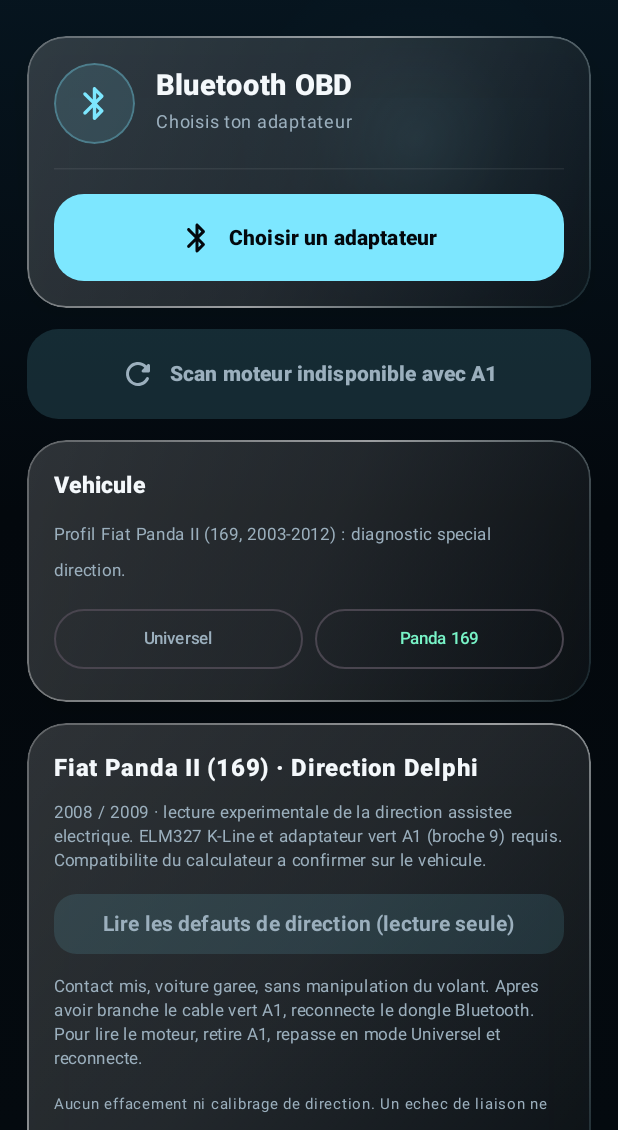
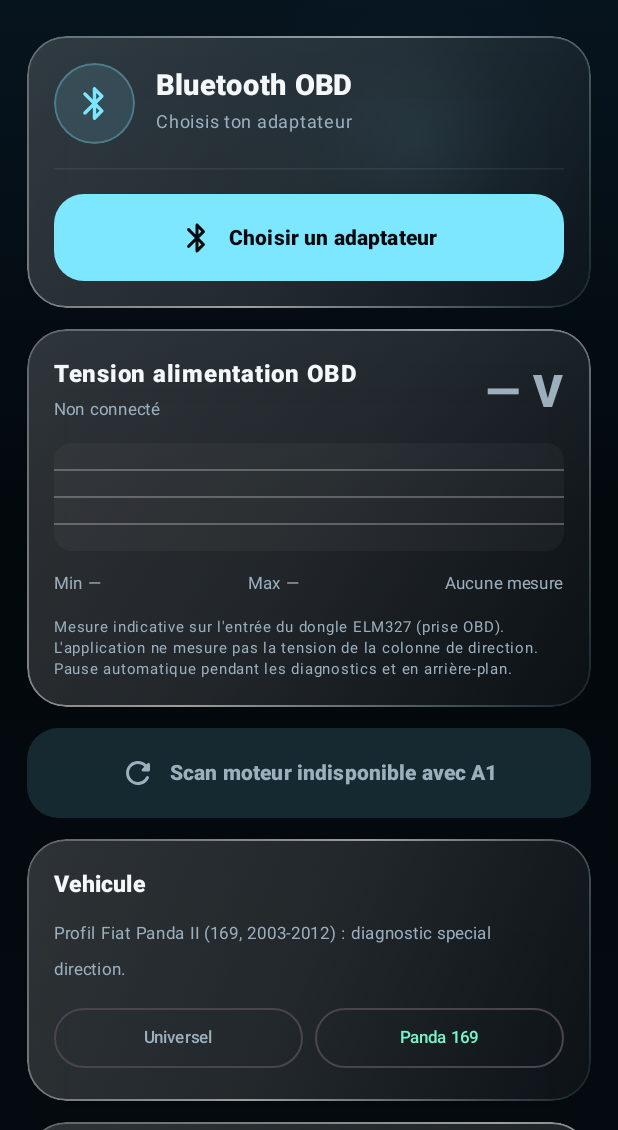
Before and after one commit to dj41ph4/Obdfree, an Android app built with Jetpack Compose: the screen it shows after launch (MainActivity), after a tap on "Panda 169", on a phone screen of 412 x 824 dp, the part 106-1236 px from its top. Run offline under Robolectric (Android 15) with nearby library versions, the phone set to English and light mode, and no system bars; 2 other taps on this screen came first.

Commit message:
feat(voltage): add live OBD supply gauge, 90-s sparkline, min/max and freshness state

```diff
--- a/app/src/main/java/com/obdfree/app/ui/ObdFreeApp.kt
+++ b/app/src/main/java/com/obdfree/app/ui/ObdFreeApp.kt
@@ -6,6 +6,7 @@ import androidx.compose.animation.core.infiniteRepeatable
 import androidx.compose.animation.core.rememberInfiniteTransition
 import androidx.compose.animation.core.tween
 import androidx.compose.foundation.BorderStroke
+import androidx.compose.foundation.Canvas
 import androidx.compose.foundation.background
 import androidx.compose.foundation.border
 import androidx.compose.foundation.clickable
@@ -53,12 +54,17 @@ import androidx.compose.runtime.mutableStateOf
 import androidx.compose.runtime.remember
 import androidx.compose.runtime.setValue
 import androidx.compose.ui.Alignment
+import androidx.compose.ui.geometry.Offset
 import androidx.compose.ui.Modifier
 import androidx.compose.ui.draw.alpha
 import androidx.compose.ui.draw.clip
 import androidx.compose.ui.draw.shadow
 import androidx.compose.ui.graphics.Brush
 import androidx.compose.ui.graphics.Color
+import androidx.compose.ui.graphics.Path
+import androidx.compose.ui.graphics.PathJoin
+import androidx.compose.ui.graphics.StrokeCap
+import androidx.compose.ui.graphics.drawscope.Stroke
 import androidx.compose.ui.text.font.FontWeight
 import androidx.compose.ui.text.style.TextOverflow
 import androidx.compose.ui.unit.dp
@@ -71,6 +77,7 @@ import com.obdfree.app.model.DiagnosticUiState
 import com.obdfree.app.model.DtcStatus
 import com.obdfree.app.model.TroubleCode
 import com.obdfree.app.model.VehicleProfile
+import com.obdfree.app.model.VoltageSample
 import com.obdfree.app.ui.theme.Danger
 import com.obdfree.app.ui.theme.DeepInk
 import com.obdfree.app.ui.theme.Electric
@@ -80,6 +87,9 @@ import com.obdfree.app.ui.theme.GlassStrong
 import com.obdfree.app.ui.theme.Mint
 import com.obdfree.app.ui.theme.TextPrimary
 import com.obdfree.app.ui.theme.TextSecondary
+import java.text.SimpleDateFormat
+import java.util.Date
+import java.util.Locale
 
 @Composable
 fun ObdFreeApp(
@@ -133,6 +143,8 @@ fun ObdFreeApp(
                     onConnect = onConnect,
                 )
             }
+
+            item { VoltageCard(state) }
 
             if (state.errorMessage != null) {
                 item { ErrorBanner(state.errorMessage) }
@@ -515,6 +527,154 @@ private fun AdapterRememberedRow(onChooseAdapter: () -> Unit, name: String, cont
             )
         }
         Text("Changer", color = Electric, fontSize = 11.sp, fontWeight = FontWeight.Bold)
+    }
+}
+
+/**
+ * 90 last measurements (~90 s); locally sampled while the Activity is visible.
+ * Displays freshness and errors; never claims an ECU/battery-terminal voltage.
+ */
+@Composable
+private fun VoltageCard(state: DiagnosticUiState) {
+    val connected = state.connectionState == ConnectionState.CONNECTED
+    val voltage = state.adapterVoltage.takeIf { connected }
+    val trace = state.voltageSamples
+    val status = when {
+        !connected -> "Non connecté"
+        state.continuousClearEnabled -> "En pause · effacement actif"
+        state.isBusy -> "En pause · diagnostic"
+        state.voltageMonitoringActive -> "EN DIRECT · ~1 s"
+        state.voltageReadError != null -> "Mesure indisponible"
+        else -> "En attente de mesure"
+    }
+    val min = trace.minOfOrNull { it.volts }
+    val max = trace.maxOfOrNull { it.volts }
+
+    GlassPanel {
+        Column(verticalArrangement = Arrangement.spacedBy(10.dp)) {
+            Row(verticalAlignment = Alignment.CenterVertically) {
+                Column(Modifier.weight(1f)) {
+                    Text(
+                        "Tension alimentation OBD",
+                        color = TextPrimary,
+                        fontWeight = FontWeight.Black,
+                        fontSize = 16.sp,
+                    )
+                    Text(
+                        status,
+                        color = if (state.voltageMonitoringActive && connected && !state.isBusy) Mint else TextSecondary,
+                        fontSize = 11.sp,
+                    )
+                }
+                Text(
+                    voltage?.let { String.format(Locale.getDefault(), "%.1f V", it) } ?: "— V",
+                    color = if (connected && voltage != null) Electric else TextSecondary,
+                    fontWeight = FontWeight.Black,
+                    fontSize = 30.sp,
+                )
+            }
+
+            VoltageTrace(trace)
+
+            Row(
+                modifier = Modifier.fillMaxWidth(),
+                horizontalArrangement = Arrangement.SpaceBetween,
+            ) {
+                Text(
+                    "Min ${min?.let { String.format(Locale.getDefault(), "%.1f V", it) } ?: "—"}",
+                    color = TextSecondary,
+                    fontSize = 11.sp,
+                )
+                Text(
+                    "Max ${max?.let { String.format(Locale.getDefault(), "%.1f V", it) } ?: "—"}",
+                    color = TextSecondary,
+                    fontSize = 11.sp,
+                )
+                Text(
+                    state.lastVoltageSampleAtMs?.let {
+                        "Mesuré à " + SimpleDateFormat("HH:mm:ss", Locale.getDefault()).format(Date(it))
+                    } ?: "Aucune mesure",
+                    color = TextSecondary,
+                    fontSize = 11.sp,
+                )
+            }
+
+            state.voltageReadError?.takeIf { connected }?.let { message ->
+                Text(
+                    message,
+                    color = Danger,
+                    fontSize = 11.sp,
+                )
+            }
+            Text(
+                "Mesure indicative sur l'entrée du dongle ELM327 (prise OBD). " +
+                    "L'application ne mesure pas la tension de la colonne de direction. " +
+                    "Pause automatique pendant les diagnostics et en arrière-plan.",
+                color = TextSecondary,
+                fontSize = 10.sp,
+                lineHeight = 14.sp,
+            )
+        }
+    }
+}
+
+@Composable
+private fun VoltageTrace(history: List<VoltageSample>) {
+    val voltages = history.map { it.volts }
+    val low = (voltages.minOrNull() ?: 12f) - 0.25f
+    val high = (voltages.maxOrNull() ?: 13f) + 0.25f
+    val range = (high - low).coerceAtLeast(0.5f)
+
+    Canvas(
+        modifier = Modifier
+            .fillMaxWidth()
+            .height(72.dp)
+            .clip(RoundedCornerShape(12.dp))
+            .background(Color.White.copy(alpha = 0.035f)),
+    ) {
+        for (f in listOf(0.25f, 0.5f, 0.75f)) {
+            val y = size.height * f
+            drawLine(
+                color = GlassBorder.copy(alpha = 0.35f),
+                start = Offset(0f, y),
+                end = Offset(size.width, y),
+                strokeWidth = 1.dp.toPx(),
+            )
+        }
+
+        if (voltages.isNotEmpty()) {
+            fun position(i: Int): Offset {
+                val x = if (voltages.size <= 1) size.width / 2f
+                    else i.toFloat() / (voltages.size - 1) * size.width
+                val y = size.height * (1f - (voltages[i] - low) / range)
+                return Offset(x, y.coerceIn(0f, size.height))
+            }
+
+            val line = Path().apply {
+                val first = position(0)
+                moveTo(first.x, first.y)
+                for (i in 1 until voltages.size) {
+                    val next = position(i)
+                    lineTo(next.x, next.y)
+                }
+            }
+            if (voltages.size > 1) {
+                drawPath(
+                    path = line,
+                    color = Electric,
+                    style = Stroke(
+                        width = 2.5.dp.toPx(),
+                        cap = StrokeCap.Round,
+                        join = PathJoin.Round,
+                    ),
+                )
+            }
+            drawCircle(
+                color = Mint,
+                radius = 3.5.dp.toPx(),
+                center = position(voltages.lastIndex),
+            )
+        }
     }
 }
 
```
